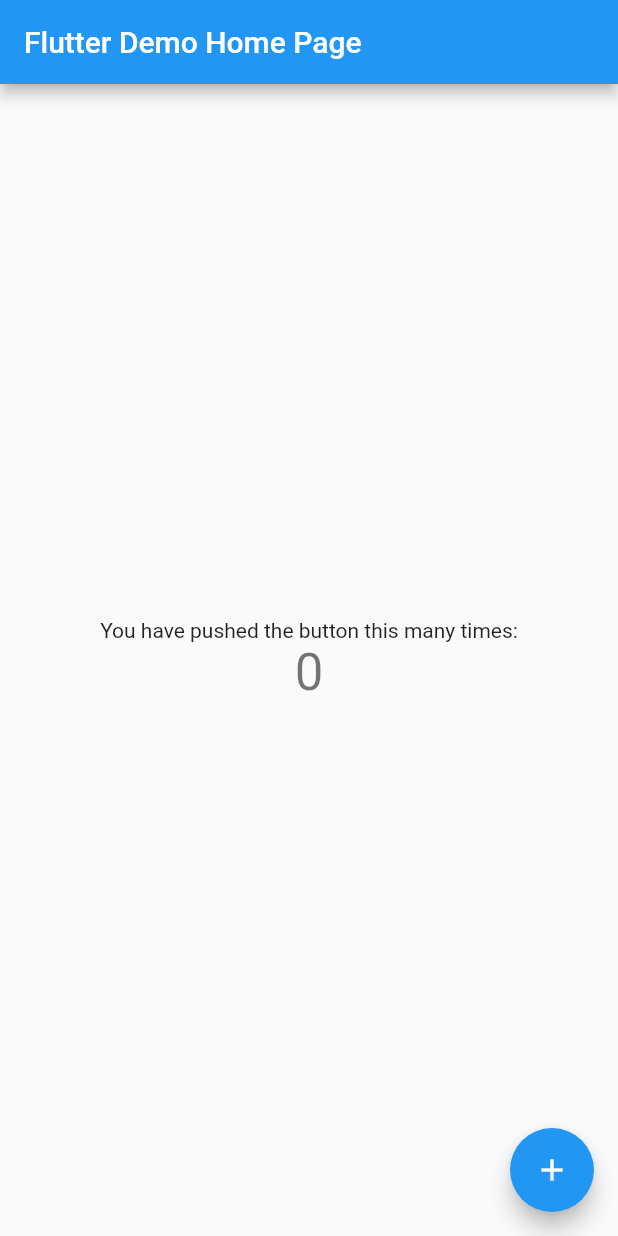
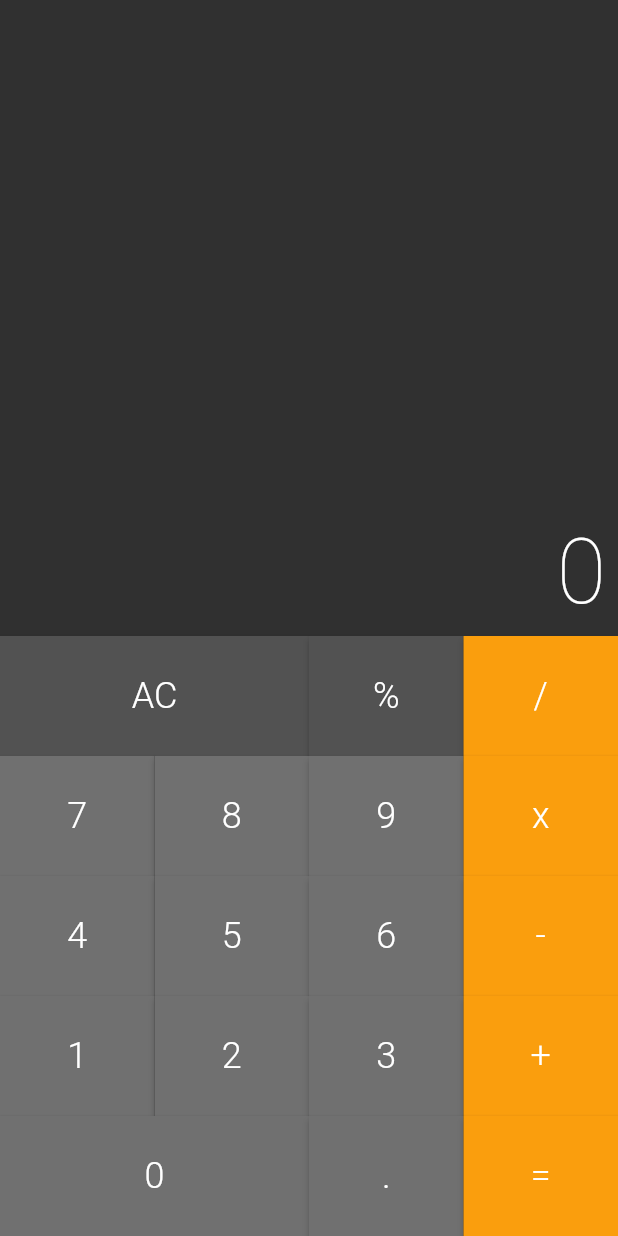
Before and after one commit to luciano01/calculator, a Flutter app: the screen it shows after launch, on a phone screen of 412 x 824 dp. Run offline on Flutter 3.47's test engine with Material 2 defaults, Android fonts, the phone set to English and light mode, and no system bars; our stand-ins replace flutter_modular.

Commit message:
First implementing

```diff
--- /dev/null
+++ b/lib/app/app_widget.dart
@@ -0,0 +1,20 @@
+import 'package:flutter/material.dart';
+import 'package:flutter/services.dart';
+import 'package:flutter_modular/flutter_modular.dart';
+
+class AppWidget extends StatelessWidget {
+  @override
+  Widget build(BuildContext context) {
+    SystemChrome.setPreferredOrientations([
+      DeviceOrientation.portraitUp,
+    ]);
+    return MaterialApp(
+      debugShowCheckedModeBanner: false,
+      title: 'Calculator',
+      theme: ThemeData(
+        primaryColor: Colors.white,
+        accentColor: Colors.white,
+      ),
+    ).modular();
+  }
+}
--- /dev/null
+++ b/lib/app/modules/calculator/calculator_controller.dart
@@ -0,0 +1,6 @@
+import 'package:flutter_modular/flutter_modular.dart';
+
+class CalculatorController extends Disposable {
+  @override
+  void dispose() {}
+}
--- /dev/null
+++ b/lib/app/modules/calculator/calculator_page.dart
@@ -0,0 +1,38 @@
+import 'package:calculator/app/modules/calculator/components/display_widget.dart';
+import 'package:calculator/app/modules/calculator/components/keyboard_widget.dart';
+import 'package:calculator/app/shared/models/memory.dart';
+import 'package:flutter/material.dart';
+
+class CalculatorPage extends StatefulWidget {
+  const CalculatorPage({Key? key}) : super(key: key);
+
+  @override
+  _CalculatorPageState createState() => _CalculatorPageState();
+}
+
+class _CalculatorPageState extends State<CalculatorPage> {
+  final Memory memory = Memory();
+
+  void _onPressed(String? command) {
+    setState(() {
+      memory.applyCommand(command!);
+    });
+  }
+
+  @override
+  Widget build(BuildContext context) {
+    return Scaffold(
+      body: Container(
+        width: double.infinity,
+        color: Color.fromRGBO(48, 48, 48, 1),
+        child: Column(
+          mainAxisAlignment: MainAxisAlignment.center,
+          children: [
+            Display(text: memory.value),
+            Keyboard(onPressed: _onPressed),
+          ],
+        ),
+      ),
+    );
+  }
+}
--- /dev/null
+++ b/lib/app/modules/calculator/components/button_widget.dart
@@ -0,0 +1,62 @@
+import 'package:flutter/material.dart';
+
+class Button extends StatelessWidget {
+  static const DARK = Color.fromRGBO(82, 82, 82, 1);
+  static const DEFAULT = Color.fromRGBO(112, 112, 112, 1);
+  static const OPERATION = Color.fromRGBO(250, 158, 13, 1);
+
+  final String? text;
+  final bool? isBig;
+  final Color? color;
+  final void Function(String)? onPressed;
+
+  const Button({
+    Key? key,
+    required this.text,
+    this.isBig = false,
+    this.color = DEFAULT,
+    required this.onPressed,
+  }) : super(key: key);
+
+  const Button.isBig({
+    Key? key,
+    required this.text,
+    this.isBig = true,
+    this.color = DEFAULT,
+    required this.onPressed,
+  }) : super(key: key);
+
+  const Button.operation({
+    Key? key,
+    required this.text,
+    this.isBig = false,
+    this.color = OPERATION,
+    required this.onPressed,
+  }) : super(key: key);
+
+  @override
+  Widget build(BuildContext context) {
+    return Expanded(
+      flex: isBig! ? 2 : 1,
+      child: Container(
+        child: ElevatedButton(
+          style: ButtonStyle(
+            backgroundColor: MaterialStateProperty.all(color),
+            shape: MaterialStateProperty.all<RoundedRectangleBorder>(
+              RoundedRectangleBorder(side: BorderSide.none),
+            ),
+          ),
+          child: Text(
+            text!,
+            style: TextStyle(
+              color: Colors.white,
+              fontSize: 24,
+              fontWeight: FontWeight.w300,
+            ),
+          ),
+          onPressed: () => onPressed!(text!),
+        ),
+      ),
+    );
+  }
+}
--- /dev/null
+++ b/lib/app/modules/calculator/components/buttons_row_widget.dart
@@ -0,0 +1,21 @@
+import 'package:calculator/app/modules/calculator/components/button_widget.dart';
+import 'package:flutter/material.dart';
+
+class ButtonsRow extends StatelessWidget {
+  final List<Button>? buttons;
+  const ButtonsRow({
+    Key? key,
+    required this.buttons,
+  }) : super(key: key);
+
+  @override
+  Widget build(BuildContext context) {
+    return Expanded(
+      flex: 1,
+      child: Row(
+        crossAxisAlignment: CrossAxisAlignment.stretch,
+        children: buttons!,
+      ),
+    );
+  }
+}
--- /dev/null
+++ b/lib/app/modules/calculator/components/display_widget.dart
@@ -0,0 +1,36 @@
+import 'dart:ui';
+
+import 'package:flutter/material.dart';
+
+class Display extends StatelessWidget {
+  final String? text;
+  const Display({Key? key, this.text}) : super(key: key);
+
+  @override
+  Widget build(BuildContext context) {
+    return Expanded(
+      flex: 1,
+      child: Container(
+        color: Color.fromRGBO(48, 48, 48, 1),
+        child: Column(
+          mainAxisAlignment: MainAxisAlignment.end,
+          crossAxisAlignment: CrossAxisAlignment.stretch,
+          children: [
+            Padding(
+              padding: EdgeInsets.all(8.0),
+              child: Text(
+                text!,
+                textAlign: TextAlign.end,
+                style: TextStyle(
+                  fontSize: 60,
+                  fontWeight: FontWeight.w100,
+                  color: Colors.white,
+                ),
+              ),
+            ),
+          ],
+        ),
+      ),
+    );
+  }
+}
--- /dev/null
+++ b/lib/app/modules/calculator/components/keyboard_widget.dart
@@ -0,0 +1,116 @@
+import 'package:calculator/app/modules/calculator/components/button_widget.dart';
+import 'package:calculator/app/modules/calculator/components/buttons_row_widget.dart';
+import 'package:flutter/material.dart';
+
+class Keyboard extends StatelessWidget {
+  final void Function(String)? onPressed;
+  const Keyboard({
+    Key? key,
+    this.onPressed,
+  }) : super(key: key);
+
+  @override
+  Widget build(BuildContext context) {
+    return Container(
+      height: 400,
+      child: Column(
+        children: [
+          ButtonsRow(
+            buttons: [
+              Button.isBig(
+                text: 'AC',
+                onPressed: onPressed,
+                color: Button.DARK,
+              ),
+              Button(
+                text: '%',
+                onPressed: onPressed,
+                color: Button.DARK,
+              ),
+              Button.operation(
+                text: '/',
+                onPressed: onPressed,
+              ),
+            ],
+          ),
+          ButtonsRow(
+            buttons: [
+              Button(
+                text: '7',
+                onPressed: onPressed,
+              ),
+              Button(
+                text: '8',
+                onPressed: onPressed,
+              ),
+              Button(
+                text: '9',
+                onPressed: onPressed,
+              ),
+              Button.operation(
+                text: 'x',
+                onPressed: onPressed,
+              ),
+            ],
+          ),
+          ButtonsRow(
+            buttons: [
+              Button(
+                text: '4',
+                onPressed: onPressed,
+              ),
+              Button(
+                text: '5',
+                onPressed: onPressed,
+              ),
+              Button(
+                text: '6',
+                onPressed: onPressed,
+              ),
+              Button.operation(
+                text: '-',
+                onPressed: onPressed,
+              ),
+            ],
+          ),
+          ButtonsRow(
+            buttons: [
+              Button(
+                text: '1',
+                onPressed: onPressed,
+              ),
+              Button(
+                text: '2',
+                onPressed: onPressed,
+              ),
+              Button(
+                text: '3',
+                onPressed: onPressed,
+              ),
+              Button.operation(
+                text: '+',
+                onPressed: onPressed,
+              ),
+            ],
+          ),
+          ButtonsRow(
+            buttons: [
+              Button.isBig(
+                text: '0',
+                onPressed: onPressed,
+              ),
+              Button(
+                text: '.',
+                onPressed: onPressed,
+              ),
+              Button.operation(
+                text: '=',
+                onPressed: onPressed,
+              ),
+            ],
+          ),
+        ],
+      ),
+    );
+  }
+}
--- a/lib/main.dart
+++ b/lib/main.dart
@@ -1,113 +1,7 @@
 import 'package:flutter/material.dart';
+import 'package:flutter_modular/flutter_modular.dart';
 
-void main() {
-  runApp(MyApp());
-}
+import 'app/app_module.dart';
+import 'app/app_widget.dart';
 
-class MyApp extends StatelessWidget {
-  // This widget is the root of your application.
-  @override
-  Widget build(BuildContext context) {
-    return MaterialApp(
-      title: 'Flutter Demo',
-      theme: ThemeData(
-        // This is the theme of your application.
-        //
-        // Try running your application with "flutter run". You'll see the
-        // application has a blue toolbar. Then, without quitting the app, try
-        // changing the primarySwatch below to Colors.green and then invoke
-        // "hot reload" (press "r" in the console where you ran "flutter run",
-        // or simply save your changes to "hot reload" in a Flutter IDE).
-        // Notice that the counter didn't reset back to zero; the application
-        // is not restarted.
-        primarySwatch: Colors.blue,
-      ),
-      home: MyHomePage(title: 'Flutter Demo Home Page'),
-    );
-  }
-}
-
-class MyHomePage extends StatefulWidget {
-  MyHomePage({Key? key, required this.title}) : super(key: key);
-
-  // This widget is the home page of your application. It is stateful, meaning
-  // that it has a State object (defined below) that contains fields that affect
-  // how it looks.
-
-  // This class is the configuration for the state. It holds the values (in this
-  // case the title) provided by the parent (in this case the App widget) and
-  // used by the build method of the State. Fields in a Widget subclass are
-  // always marked "final".
-
-  final String title;
-
-  @override
-  _MyHomePageState createState() => _MyHomePageState();
-}
-
-class _MyHomePageState extends State<MyHomePage> {
-  int _counter = 0;
-
-  void _incrementCounter() {
-    setState(() {
-      // This call to setState tells the Flutter framework that something has
-      // changed in this State, which causes it to rerun the build method below
-      // so that the display can reflect the updated values. If we changed
-      // _counter without calling setState(), then the build method would not be
-      // called again, and so nothing would appear to happen.
-      _counter++;
-    });
-  }
-
-  @override
-  Widget build(BuildContext context) {
-    // This method is rerun every time setState is called, for instance as done
-    // by the _incrementCounter method above.
-    //
-    // The Flutter framework has been optimized to make rerunning build methods
-    // fast, so that you can just rebuild anything that needs updating rather
-    // than having to individually change instances of widgets.
-    return Scaffold(
-      appBar: AppBar(
-        // Here we take the value from the MyHomePage object that was created by
-        // the App.build method, and use it to set our appbar title.
-        title: Text(widget.title),
-      ),
-      body: Center(
-        // Center is a layout widget. It takes a single child and positions it
-        // in the middle of the parent.
-        child: Column(
-          // Column is also a layout widget. It takes a list of children and
-          // arranges them vertically. By default, it sizes itself to fit its
-          // children horizontally, and tries to be as tall as its parent.
-          //
-          // Invoke "debug painting" (press "p" in the console, choose the
-          // "Toggle Debug Paint" action from the Flutter Inspector in Android
-          // Studio, or the "Toggle Debug Paint" command in Visual Studio Code)
-          // to see the wireframe for each widget.
-          //
-          // Column has various properties to control how it sizes itself and
-          // how it positions its children. Here we use mainAxisAlignment to
-          // center the children vertically; the main axis here is the vertical
-          // axis because Columns are vertical (the cross axis would be
-          // horizontal).
-          mainAxisAlignment: MainAxisAlignment.center,
-          children: <Widget>[
-            Text(
-              'You have pushed the button this many times:',
-            ),
-            Text(
-              '$_counter',
-              style: Theme.of(context).textTheme.headline4,
-            ),
-          ],
-        ),
-      ),
-      floatingActionButton: FloatingActionButton(
-        onPressed: _incrementCounter,
-        tooltip: 'Increment',
-        child: Icon(Icons.add),
-      ), // This trailing comma makes auto-formatting nicer for build methods.
-    );
-  }
-}
+void main() => runApp(ModularApp(module: AppModule(), child: AppWidget()));
--- a/pubspec.yaml
+++ b/pubspec.yaml
@@ -28,8 +28,11 @@ dependencies:
   # The following adds the Cupertino Icons font to your application.
   # Use with the CupertinoIcons class for iOS style icons.
   cupertino_icons: ^1.0.2
+  flutter_modular: ^3.3.1
+  rxdart: ^0.27.1
 
 dev_dependencies:
+  flutter_modular_test: ^1.0.1
   flutter_test:
     sdk: flutter
 
```
Also changed, not shown: lib/app/app_module.dart (added, +12 -0 lines), lib/app/modules/calculator/calculator_module.dart (added, +15 -0 lines), lib/app/shared/models/memory.dart (added, +100 -0 lines), 1 other file.
